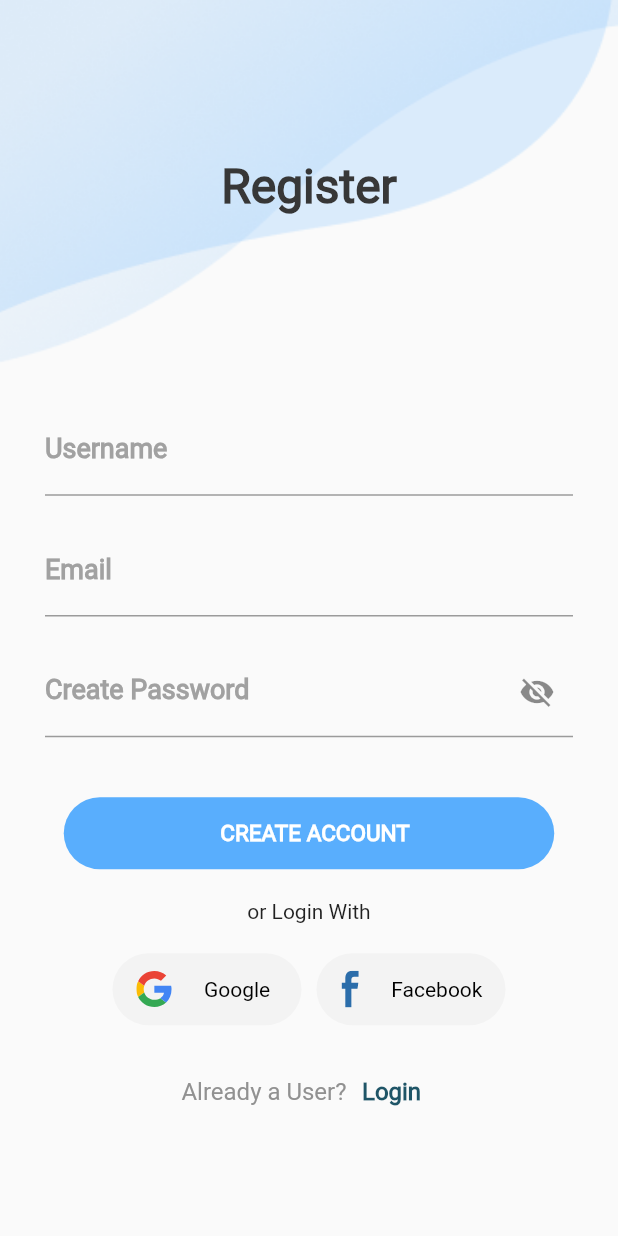
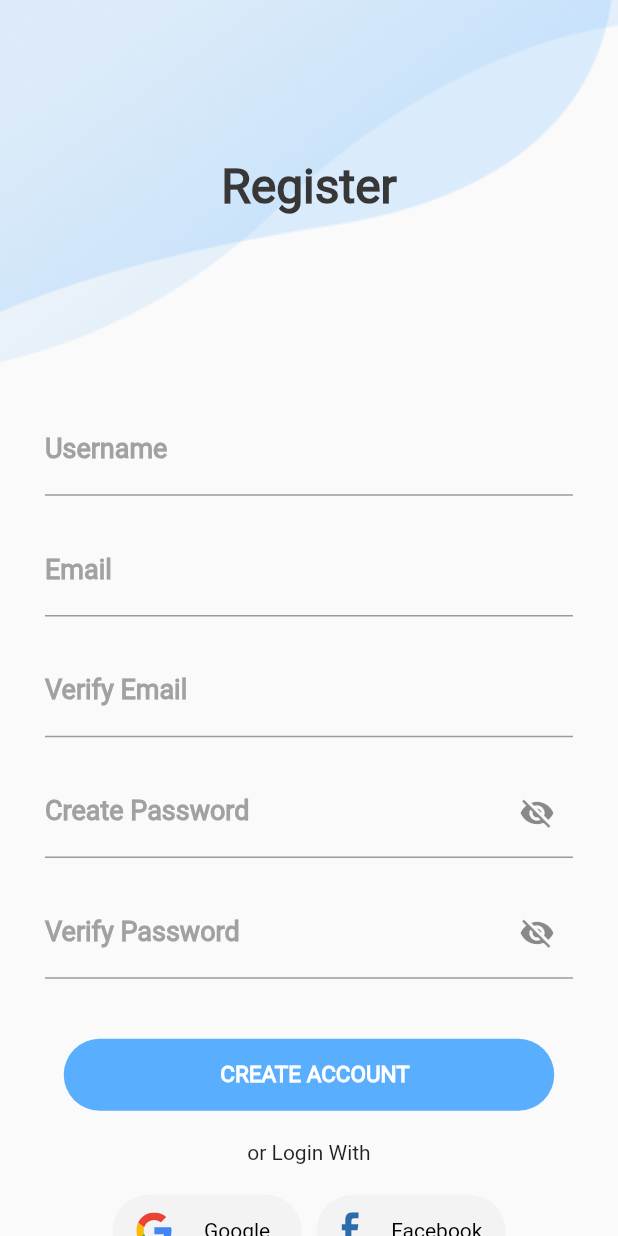
Before and after one commit to gautam232019/acadeque_student_app, a Flutter app: the RegisterScreen screen opened by its route, on a phone screen of 412 x 824 dp. Run offline on Flutter 3.47's test engine with Material 2 defaults, Android fonts, the phone set to English and light mode, and no system bars; drawn by our look-alikes of oktoast; our stand-ins replace calendar_timeline, dio, firebase_auth, firebase_core, flutter_svg, get_storage and 3 more; missing offline and left inert: flutter_facebook_auth, jwt_decode; accounts and stored records are empty; project files that could hold a hidden picture were left out.

Commit message:
register ui changed

```diff
--- a/lib/modules/register/register_screen.dart
+++ b/lib/modules/register/register_screen.dart
@@ -127,6 +127,35 @@ class RegisterScreen extends StatelessWidget {
                   padding:
                       const EdgeInsets.only(left: 30, right: 30, bottom: 20),
                   child: TextFormField(
+                      onChanged: state.onVerifyEmailChange,
+                      validator: (val) {
+                        if (val == null || val.isEmpty) {
+                          return "Please enter email!";
+                        } else if (val != state.email) {
+                          return "Email does not matchh!";
+                        }
+                        return null;
+                      },
+                      decoration: const InputDecoration(
+                          labelText: "Verify Email",
+                          hintText: '',
+                          hintStyle: TextStyle(
+                              color: Colors.black,
+                              fontSize: 10,
+                              fontFamily: 'Roboto',
+                              fontWeight: FontWeight.bold),
+                          labelStyle: TextStyle(
+                              color: Color(0xFFA1A1A1),
+                              fontFamily: 'Roboto',
+                              fontWeight: FontWeight.bold,
+                              fontSize: 18),
+                          border: UnderlineInputBorder(
+                              borderSide: BorderSide(color: Colors.black)))),
+                ),
+                Padding(
+                  padding:
+                      const EdgeInsets.only(left: 30, right: 30, bottom: 20),
+                  child: TextFormField(
                       obscureText: state.hidePassword,
                       onChanged: state.onPasswordChange,
                       validator: (val) {
@@ -143,6 +172,42 @@ class RegisterScreen extends StatelessWidget {
                             onTap: state.changeVisibility,
                           ),
                           labelText: "Create Password",
+                          hintText: '',
+                          hintStyle: const TextStyle(
+                              color: Colors.black,
+                              fontSize: 10,
+                              fontFamily: 'Roboto',
+                              fontWeight: FontWeight.bold),
+                          labelStyle: const TextStyle(
+                              color: Color(0xFFA1A1A1),
+                              fontFamily: 'Roboto',
+                              fontWeight: FontWeight.bold,
+                              fontSize: 18),
+                          border: const UnderlineInputBorder(
+                              borderSide: BorderSide(color: Colors.black)))),
+                ),
+                Padding(
+                  padding:
+                      const EdgeInsets.only(left: 30, right: 30, bottom: 20),
+                  child: TextFormField(
+                      obscureText: state.hidePassword,
+                      onChanged: state.onVerifyPasswordChange,
+                      validator: (val) {
+                        if (val == null || val.isEmpty) {
+                          return "Please enter password!";
+                        } else if (val != state.password) {
+                          return "Password does not match!";
+                        }
+                        return null;
+                      },
+                      decoration: InputDecoration(
+                          suffixIcon: InkWell(
+                            child: state.hidePassword
+                                ? const Icon(Icons.visibility_off)
+                                : const Icon(Icons.visibility),
+                            onTap: state.changeVisibility,
+                          ),
+                          labelText: "Verify Password",
                           hintText: '',
                           hintStyle: const TextStyle(
                               color: Colors.black,
```
Also changed, not shown: lib/modules/register/register_state.dart (+15 -3 lines).
